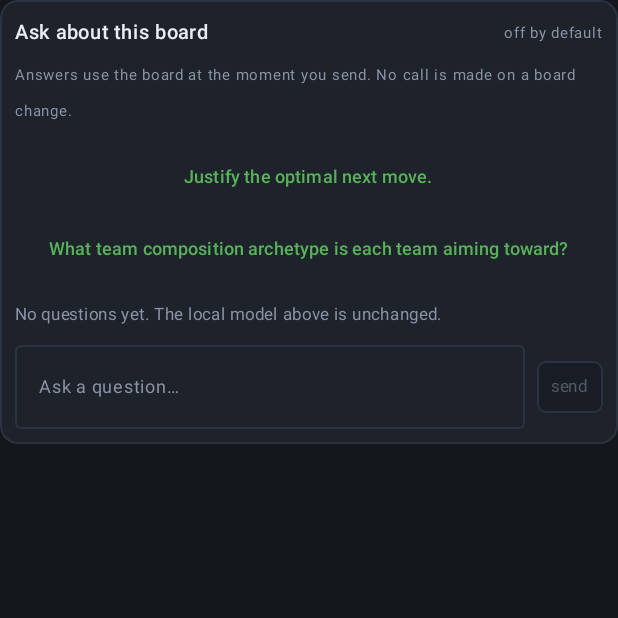
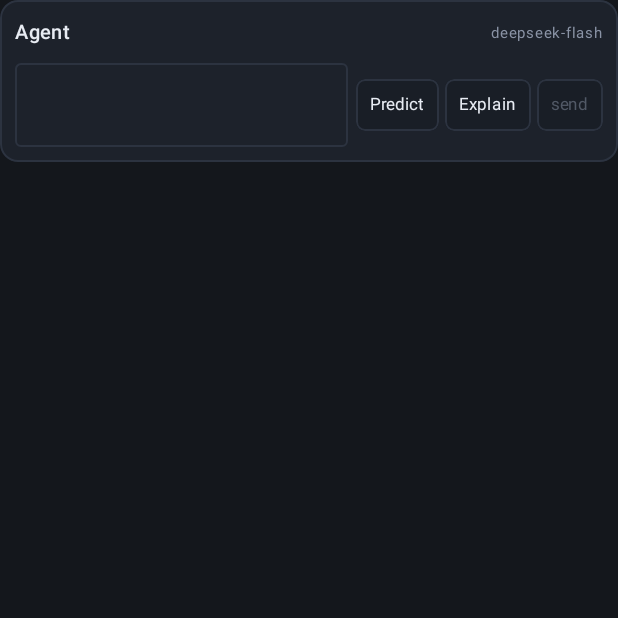
Before and after one commit to florianfrick/draft-analysis, an Android app built with Jetpack Compose: the composable ChatPanel shown on its own in the app's theme, on a phone screen of 412 x 824 dp, the top half of it. Run offline under Robolectric (Android 15) with nearby library versions, the phone set to English and light mode, and no system bars; network calls fail; pictures from the network do not load.

Commit message:
Android: simplify Agent panel and disable DeepSeek thinking

```diff
--- a/android/app/src/main/java/com/draftassistant/ui/BoardScreen.kt
+++ b/android/app/src/main/java/com/draftassistant/ui/BoardScreen.kt
@@ -276,6 +276,10 @@ private fun DraftContent(
         Spacer(Modifier.height(10.dp))
         FearlessPanel(state, viewModel, onOpenPicker)
         Spacer(Modifier.height(10.dp))
+        if (state.chatEnabled) {
+            ChatPanel(state, viewModel)
+            Spacer(Modifier.height(10.dp))
+        }
         TurnBar(state)
         Spacer(Modifier.height(10.dp))
         SidePanel(0, state, viewModel, onOpenPicker)
@@ -283,10 +287,6 @@ private fun DraftContent(
         SidePanel(1, state, viewModel, onOpenPicker)
         Spacer(Modifier.height(16.dp))
         SuggestionsPanel(state, viewModel)
-        if (state.chatEnabled) {
-            Spacer(Modifier.height(16.dp))
-            ChatPanel(state, viewModel)
-        }
         Spacer(Modifier.height(24.dp))
     }
 }
@@ -806,38 +806,21 @@ private fun ChatPanel(state: UiState, viewModel: BoardViewModel) {
     ) {
         Row(verticalAlignment = Alignment.CenterVertically) {
             Text(
-                "Ask about this board",
+                "Agent",
                 color = TextPrimary,
                 fontSize = 13.sp,
                 fontWeight = FontWeight.Medium,
             )
             Spacer(Modifier.weight(1f))
-            Text("off by default", color = Muted, fontSize = 10.sp)
+            Text("deepseek-flash", color = Muted, fontSize = 10.sp)
         }
 
-        Spacer(Modifier.height(4.dp))
-        Text(
-            "Answers use the board at the moment you send. No call is made on a board change.",
-            color = Muted,
-            fontSize = 10.sp,
-        )
-
+        if (state.chatMessages.isNotEmpty()) {
             Spacer(Modifier.height(8.dp))
-        QuickQuestion("Justify the optimal next move.") {
-            viewModel.askChat("Justify the optimal next move.")
-        }
-        QuickQuestion("What team composition archetype is each team aiming toward?") {
-            viewModel.askChat("What team composition archetype is each team aiming toward?")
-        }
-
-        Spacer(Modifier.height(8.dp))
-        if (state.chatMessages.isEmpty()) {
-            Text("No questions yet. The local model above is unchanged.", color = Muted, fontSize = 11.sp)
-        } else {
             Column(
                 Modifier
                     .fillMaxWidth()
-                    .heightIn(max = 340.dp)
+                    .heightIn(max = 300.dp)
                     .verticalScroll(scroll),
                 verticalArrangement = Arrangement.spacedBy(6.dp),
             ) {
@@ -847,7 +830,7 @@ private fun ChatPanel(state: UiState, viewModel: BoardViewModel) {
 
         state.chatError?.let { error ->
             Spacer(Modifier.height(6.dp))
-            Text(error, color = MaterialTheme.colorScheme.error, fontSize = 11.sp)
+            Text(error, color = MaterialTheme.colorScheme.error, fontSize = 10.sp)
         }
 
         Spacer(Modifier.height(8.dp))
@@ -856,12 +839,20 @@ private fun ChatPanel(state: UiState, viewModel: BoardViewModel) {
                 value = draft,
                 onValueChange = { draft = it },
                 modifier = Modifier.weight(1f),
-                placeholder = { Text("Ask a question…", color = Muted, fontSize = 12.sp) },
                 singleLine = true,
                 maxLines = 1,
                 enabled = !state.chatBusy,
             )
-            Spacer(Modifier.width(8.dp))
+            Spacer(Modifier.width(5.dp))
+            SmallButton("Predict", enabled = !state.chatBusy) {
+                viewModel.askChat("Justify the optimal next move.")
+            }
+            Spacer(Modifier.width(4.dp))
+            SmallButton("Explain", enabled = !state.chatBusy) {
+                viewModel.askChat(
+                    "What team composition archetype is each team aiming toward?")
+            }
+            Spacer(Modifier.width(4.dp))
             SmallButton(
                 label = if (state.chatBusy) "…" else "send",
                 enabled = draft.isNotBlank() && !state.chatBusy,
@@ -870,44 +861,27 @@ private fun ChatPanel(state: UiState, viewModel: BoardViewModel) {
                 draft = ""
             }
         }
-
-        state.chatRemaining?.let { remaining ->
-            Spacer(Modifier.height(6.dp))
-            Text("$remaining questions left today", color = Muted, fontSize = 10.sp)
-        }
-    }
-}
-
-@Composable
-private fun QuickQuestion(label: String, onClick: () -> Unit) {
-    TextButton(
-        onClick = onClick,
-        modifier = Modifier.fillMaxWidth(),
-        colors = ButtonDefaults.textButtonColors(contentColor = Accent),
-    ) {
-        Text(label, fontSize = 12.sp)
     }
 }
 
 @Composable
 private fun ChatBubble(message: ChatMessage) {
     val user = message.role == "user"
+    Row(
+        Modifier.fillMaxWidth(),
+        horizontalArrangement = if (user) Arrangement.End else Arrangement.Start,
+    ) {
         Column(
             Modifier
-            .fillMaxWidth()
+                .fillMaxWidth(0.88f)
                 .clip(RoundedCornerShape(8.dp))
-            .background(if (user) PanelSunken else PanelRaised)
-            .border(1.dp, Line, RoundedCornerShape(8.dp))
+                .background(if (user) Accent.copy(alpha = 0.16f) else PanelRaised)
+                .border(1.dp, if (user) Accent.copy(alpha = 0.5f) else Line,
+                        RoundedCornerShape(8.dp))
                 .padding(8.dp),
         ) {
-        Text(
-            text = if (user) "You" else "Assistant",
-            color = if (user) Accent else BlueSide,
-            fontSize = 10.sp,
-            fontWeight = FontWeight.Medium,
-        )
-        Spacer(Modifier.height(4.dp))
             Text(message.content, color = TextPrimary, fontSize = 12.sp)
+        }
     }
 }
 
```
Also changed, not shown: 2 other files. Lines whose indentation alone changed are shown as unchanged.
